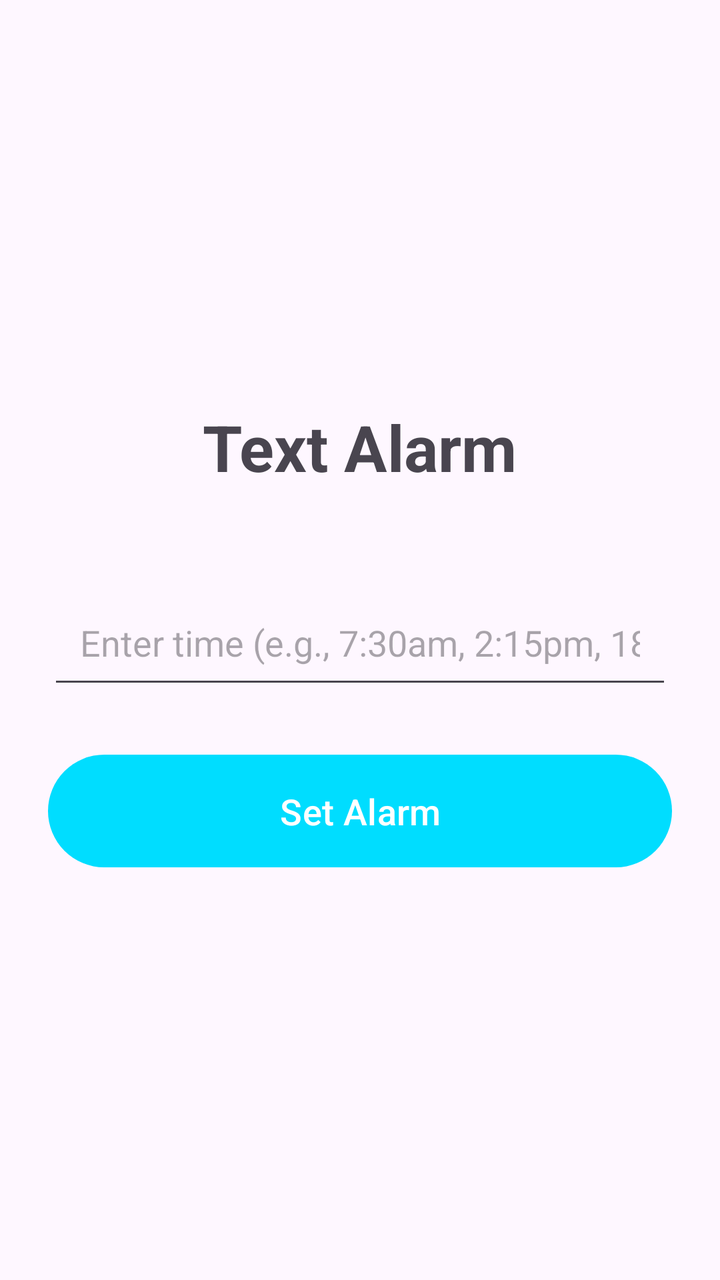
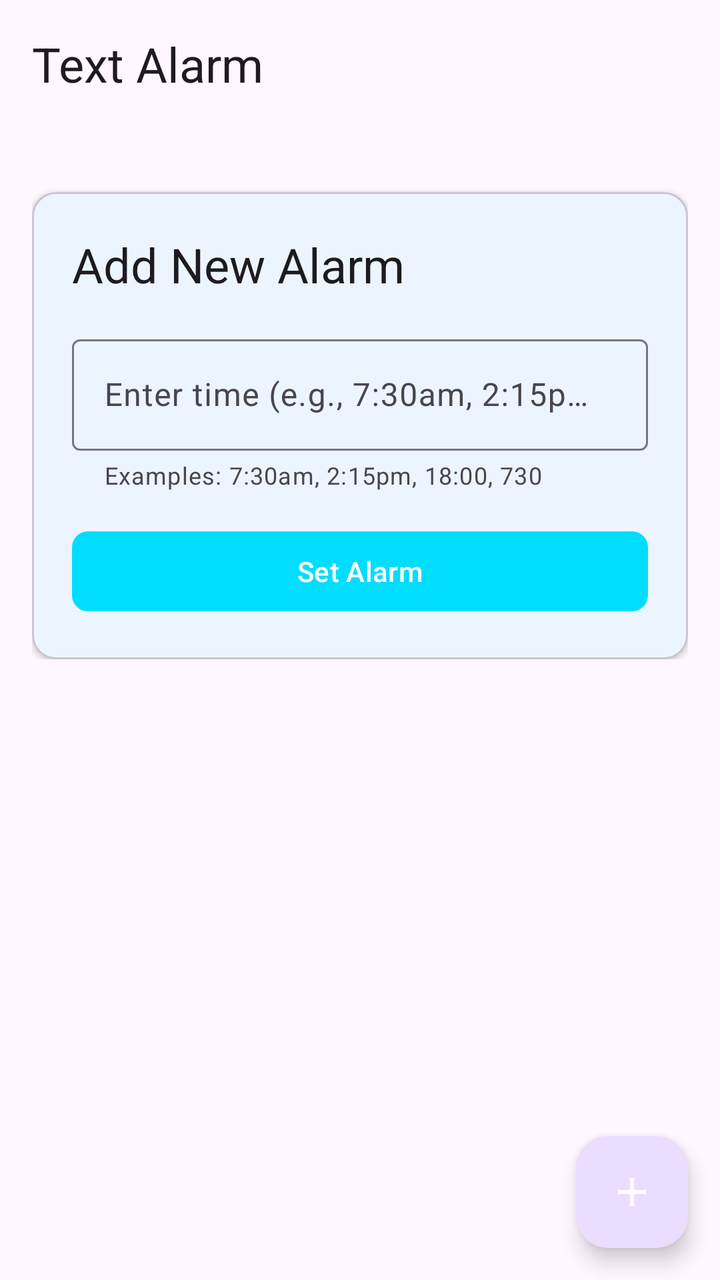

Two renders of the same Android screen: before a commit and after it. Below are the layout's source before the change and the commit's diff.
<!-- AndroidManifest.xml: application theme Theme.TextAlarmApp -->
<!-- res/layout/activity_main.xml -->
<?xml version="1.0" encoding="utf-8"?>
<LinearLayout xmlns:android="http://schemas.android.com/apk/res/android"
    android:layout_width="match_parent"
    android:layout_height="match_parent"
    android:orientation="vertical"
    android:padding="24dp"
    android:gravity="center">

    <TextView
        android:layout_width="wrap_content"
        android:layout_height="wrap_content"
        android:text="@string/app_name"
        android:textSize="32sp"
        android:textStyle="bold"
        android:layout_marginBottom="48dp" />

    <EditText
        android:id="@+id/timeInput"
        android:layout_width="match_parent"
        android:layout_height="wrap_content"
        android:hint="@string/enter_time"
        android:textSize="18sp"
        android:padding="16dp"
        android:layout_marginBottom="24dp"
        android:inputType="text" />

    <Button
        android:id="@+id/setAlarmButton"
        android:layout_width="match_parent"
        android:layout_height="wrap_content"
        android:text="@string/set_alarm"
        android:textSize="18sp"
        android:padding="16dp" />

    <TextView
        android:id="@+id/statusText"
        android:layout_width="wrap_content"
        android:layout_height="wrap_content"
        android:textSize="16sp"
        android:layout_marginTop="24dp"
        android:visibility="gone" />

</LinearLayout>
<!-- resources referenced by this layout -->
<resources>
  <string name="app_name">Text Alarm</string>
  <string name="enter_time">Enter time (e.g., 7:30am, 2:15pm, 18:00)</string>
  <string name="set_alarm">Set Alarm</string>
  <style name="Theme.TextAlarmApp" parent="Theme.Material3.DayNight">
          <item name="colorPrimary">@android:color/holo_blue_bright</item>
          <item name="colorPrimaryVariant">@android:color/holo_blue_dark</item>
          <item name="colorOnPrimary">@android:color/white</item>
      </style>
</resources>

<!-- the commit's change to res/layout/activity_main.xml (unified diff, before → after) -->
@@ -1,43 +1,102 @@
 <?xml version="1.0" encoding="utf-8"?>
-<LinearLayout xmlns:android="http://schemas.android.com/apk/res/android"
+<androidx.coordinatorlayout.widget.CoordinatorLayout xmlns:android="http://schemas.android.com/apk/res/android"
+    xmlns:app="http://schemas.android.com/apk/res-auto"
     android:layout_width="match_parent"
     android:layout_height="match_parent"
-    android:orientation="vertical"
-    android:padding="24dp"
-    android:gravity="center">
+    android:fitsSystemWindows="true">
 
-    <TextView
+    <com.google.android.material.appbar.AppBarLayout
+        android:layout_width="match_parent"
+        android:layout_height="wrap_content"
+        android:fitsSystemWindows="true">
+
+        <com.google.android.material.appbar.MaterialToolbar
+            android:id="@+id/toolbar"
+            android:layout_width="match_parent"
+            android:layout_height="?attr/actionBarSize"
+            app:title="@string/app_name"
+            app:titleTextAppearance="@style/TextAppearance.Material3.HeadlineSmall" />
+
+    </com.google.android.material.appbar.AppBarLayout>
+
+    <androidx.core.widget.NestedScrollView
+        android:layout_width="match_parent"
+        android:layout_height="match_parent"
+        app:layout_behavior="@string/appbar_scrolling_view_behavior">
+
+        <LinearLayout
+            android:layout_width="match_parent"
+            android:layout_height="wrap_content"
+            android:orientation="vertical"
+            android:padding="16dp">
+
+            <androidx.recyclerview.widget.RecyclerView
+                android:id="@+id/alarmsRecyclerView"
+                android:layout_width="match_parent"
+                android:layout_height="wrap_content"
+                android:nestedScrollingEnabled="false"
+                app:layoutManager="androidx.recyclerview.widget.LinearLayoutManager" />
+
+            <com.google.android.material.card.MaterialCardView
+                android:layout_width="match_parent"
+                android:layout_height="wrap_content"
+                android:layout_marginTop="16dp"
+                app:cardElevation="2dp"
+                app:cardCornerRadius="12dp">
+
+                <LinearLayout
+                    android:layout_width="match_parent"
+                    android:layout_height="wrap_content"
+                    android:orientation="vertical"
+                    android:padding="20dp">
+
+                    <TextView
+                        android:layout_width="wrap_content"
+                        android:layout_height="wrap_content"
+                        android:text="Add New Alarm"
+                        android:textAppearance="@style/TextAppearance.Material3.HeadlineSmall"
+                        android:layout_marginBottom="16dp" />
+
+                    <com.google.android.material.textfield.TextInputLayout
+                        android:layout_width="match_parent"
+                        android:layout_height="wrap_content"
+                        android:hint="@string/enter_time"
+                        app:helperText="Examples: 7:30am, 2:15pm, 18:00, 730"
+                        app:helperTextEnabled="true"
+                        style="@style/Widget.Material3.TextInputLayout.OutlinedBox">
+
+                        <com.google.android.material.textfield.TextInputEditText
+                            android:id="@+id/timeInput"
+                            android:layout_width="match_parent"
+                            android:layout_height="wrap_content"
+                            android:inputType="text" />
+
+                    </com.google.android.material.textfield.TextInputLayout>
+
+                    <com.google.android.material.button.MaterialButton
+                        android:id="@+id/setAlarmButton"
+                        android:layout_width="match_parent"
+                        android:layout_height="wrap_content"
+                        android:layout_marginTop="16dp"
+                        android:text="@string/set_alarm"
+                        app:cornerRadius="8dp" />
+
+                </LinearLayout>
+
+            </com.google.android.material.card.MaterialCardView>
+
+        </LinearLayout>
+
+    </androidx.core.widget.NestedScrollView>
+
+    <com.google.android.material.floatingactionbutton.FloatingActionButton
+        android:id="@+id/fabAddAlarm"
         android:layout_width="wrap_content"
         android:layout_height="wrap_content"
-        android:text="@string/app_name"
-        android:textSize="32sp"
-        android:textStyle="bold"
-        android:layout_marginBottom="48dp" />
+        android:layout_gravity="bottom|end"
+        android:layout_margin="16dp"
+        android:contentDescription="Add Alarm"
+        app:srcCompat="@drawable/ic_add_24"
+        app:tint="?attr/colorOnPrimary" />
 
-    <EditText
-        android:id="@+id/timeInput"
-        android:layout_width="match_parent"
-        android:layout_height="wrap_content"
-        android:hint="@string/enter_time"
-        android:textSize="18sp"
-        android:padding="16dp"
-        android:layout_marginBottom="24dp"
-        android:inputType="text" />
-
-    <Button
-        android:id="@+id/setAlarmButton"
-        android:layout_width="match_parent"
-        android:layout_height="wrap_content"
-        android:text="@string/set_alarm"
-        android:textSize="18sp"
-        android:padding="16dp" />
-
-    <TextView
-        android:id="@+id/statusText"
-        android:layout_width="wrap_content"
-        android:layout_height="wrap_content"
-        android:textSize="16sp"
-        android:layout_marginTop="24dp"
-        android:visibility="gone" />
-
-</LinearLayout>
+</androidx.coordinatorlayout.widget.CoordinatorLayout>
<!-- resource entries referenced after the edit -->
@@ -1,12 +1,25 @@
 <!-- resources referenced by this layout -->
 <resources>
+  <!-- drawable ic_add_24 (drawable) -->
+  <vector xmlns:android="http://schemas.android.com/apk/res/android"
+      android:width="24dp"
+      android:height="24dp"
+      android:viewportWidth="24"
+      android:viewportHeight="24"
+      android:tint="?attr/colorOnPrimary">
+    <path
+        android:fillColor="@android:color/white"
+        android:pathData="M19,13h-6v6h-2v-6H5v-2h6V5h2v6h6v2z"/>
+  </vector>
   <string name="app_name">Text Alarm</string>
   <string name="enter_time">Enter time (e.g., 7:30am, 2:15pm, 18:00)</string>
   <string name="set_alarm">Set Alarm</string>
-  <style name="Theme.TextAlarmApp" parent="Theme.Material3.DayNight">
+  <style name="Theme.TextAlarmApp" parent="Theme.Material3.DayNight.NoActionBar">
           <item name="colorPrimary">@android:color/holo_blue_bright</item>
           <item name="colorPrimaryVariant">@android:color/holo_blue_dark</item>
           <item name="colorOnPrimary">@android:color/white</item>
+          <item name="windowActionBar">false</item>
+          <item name="windowNoTitle">true</item>
       </style>
 </resources>
 
